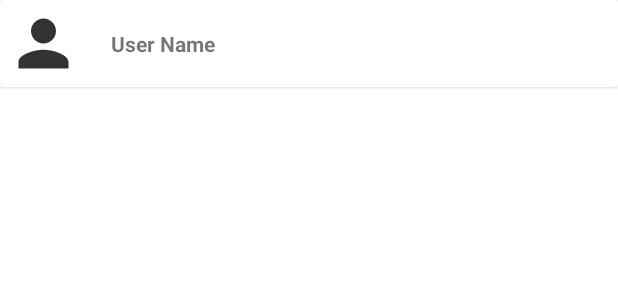
After one commit to SychevKS/firebase_chat, an Android app: the layout user_item.xml on its own in the app's theme, with its tools: preview values and no code run, on a phone screen of 412 x 824 dp. The commit adds this screen. Shown: the top 300 px of the screen. Run offline under Robolectric (Android 15) with nearby library versions, the phone set to English and light mode, and no system bars.

Commit message:
chat user list

```diff
--- a/app/build.gradle
+++ b/app/build.gradle
@@ -39,6 +39,7 @@ dependencies {
     implementation 'com.google.firebase:firebase-storage:20.1.0'
     implementation 'com.google.firebase:firebase-auth'
     implementation 'com.github.bumptech.glide:glide:4.14.2'
+    implementation 'androidx.cardview:cardview:1.0.0'
     testImplementation 'junit:junit:4.13.2'
     androidTestImplementation 'androidx.test.ext:junit:1.1.3'
     androidTestImplementation 'androidx.test.espresso:espresso-core:3.4.0'
--- a/app/src/main/AndroidManifest.xml
+++ b/app/src/main/AndroidManifest.xml
@@ -13,7 +13,10 @@
         android:theme="@style/Theme.Firebase_chat"
         tools:targetApi="31">
         <activity
-            android:name=".MainActivity"
+            android:name=".UserListActivity"
+            android:exported="false" />
+        <activity
+            android:name=".ChatActivity"
             android:exported="false" />
         <activity
             android:name=".SignInActivity"
--- a/app/src/main/java/com/example/firebase_chat/SignInActivity.java
+++ b/app/src/main/java/com/example/firebase_chat/SignInActivity.java
@@ -63,7 +63,7 @@ public class SignInActivity extends AppCompatActivity {
         });
 
         if(auth.getCurrentUser() != null){
-            startActivity(new Intent(SignInActivity.this,MainActivity.class));
+            startActivity(new Intent(SignInActivity.this, UserListActivity.class));
         }
     }
 
@@ -84,7 +84,7 @@ public class SignInActivity extends AppCompatActivity {
                                     // Sign in success, update UI with the signed-in user's information
                                     Log.d(TAG, "signInWithEmail:success");
                                     FirebaseUser user = auth.getCurrentUser();
-                                    Intent intent = new Intent(SignInActivity.this, MainActivity.class);
+                                    Intent intent = new Intent(SignInActivity.this, UserListActivity.class);
                                     intent.putExtra("userName", userNameEditText.getText().toString().trim());
                                     startActivity(intent);
                                     // updateUI(user);
@@ -122,7 +122,7 @@ public class SignInActivity extends AppCompatActivity {
                                     createUser(user);
 
                                     // updateUI(user);
-                                    Intent intent = new Intent(SignInActivity.this, MainActivity.class);
+                                    Intent intent = new Intent(SignInActivity.this, UserListActivity.class);
                                     intent.putExtra("userName", userNameEditText.getText().toString().trim());
                                     startActivity(intent);
 
--- /dev/null
+++ b/app/src/main/res/drawable/circle_background.xml
@@ -0,0 +1,9 @@
+<?xml version="1.0" encoding="utf-8"?>
+<shape xmlns:android="http://schemas.android.com/apk/res/android"
+    android:shape="oval">
+
+    <solid android:color="@android:color/white"/>
+    <size android:width="50dp"
+        android:height="50dp" />
+
+</shape>
--- /dev/null
+++ b/app/src/main/res/drawable/ic_chat_user.xml
@@ -0,0 +1,5 @@
+<vector android:alpha="0.8" android:height="50dp" android:tint="#000000"
+    android:viewportHeight="24" android:viewportWidth="24"
+    android:width="50dp" xmlns:android="http://schemas.android.com/apk/res/android">
+    <path android:fillColor="@android:color/white" android:pathData="M12,12c2.21,0 4,-1.79 4,-4s-1.79,-4 -4,-4 -4,1.79 -4,4 1.79,4 4,4zM12,14c-2.67,0 -8,1.34 -8,4v2h16v-2c0,-2.66 -5.33,-4 -8,-4z"/>
+</vector>
--- /dev/null
+++ b/app/src/main/res/drawable/user_image.xml
@@ -0,0 +1,5 @@
+<?xml version="1.0" encoding="utf-8"?>
+<layer-list xmlns:android="http://schemas.android.com/apk/res/android">
+    <item android:drawable="@drawable/circle_background" />
+    <item android:drawable="@drawable/ic_chat_user" />
+</layer-list>
--- a/app/src/main/res/layout/activity_main.xml
+++ b/app/src/main/res/layout/activity_chat.xml
@@ -6,7 +6,7 @@
     android:orientation="vertical"
     android:layout_width="match_parent"
     android:layout_height="match_parent"
-    tools:context=".MainActivity">
+    tools:context=".ChatActivity">
 
     <ListView
         android:id="@+id/messageListView"
--- /dev/null
+++ b/app/src/main/res/layout/user_item.xml
@@ -0,0 +1,29 @@
+<?xml version="1.0" encoding="utf-8"?>
+<androidx.cardview.widget.CardView xmlns:android="http://schemas.android.com/apk/res/android"
+    android:layout_width="match_parent"
+    android:layout_height="wrap_content">
+
+    <LinearLayout
+        android:orientation="horizontal"
+        android:layout_margin="4dp"
+        android:layout_width="match_parent"
+        android:layout_height="match_parent">
+
+        <ImageView
+            android:id="@+id/avatarImageView"
+            android:background="@drawable/user_image"
+            android:layout_width="wrap_content"
+            android:layout_height="wrap_content" />
+
+        <TextView
+            android:id="@+id/userNameTextView"
+            android:text="User Name"
+            android:textSize="14sp"
+            android:layout_gravity="center"
+            android:layout_marginStart="20dp"
+            android:textStyle="bold"
+            android:layout_width="wrap_content"
+            android:layout_height="wrap_content" />
+    </LinearLayout>
+
+</androidx.cardview.widget.CardView>
```
Also changed, not shown: app/src/main/java/com/example/firebase_chat/ChatActivity.java (renamed from app/src/main/java/com/example/firebase_chat/MainActivity.java, +3 -4 lines), app/src/main/java/com/example/firebase_chat/User.java (+11 -1 lines), app/src/main/java/com/example/firebase_chat/UserAdapter.java (added, +75 -0 lines), app/src/main/java/com/example/firebase_chat/UserListActivity.java (added, +118 -0 lines), app/src/main/res/layout/activity_user_list.xml (added, +17 -0 lines).
